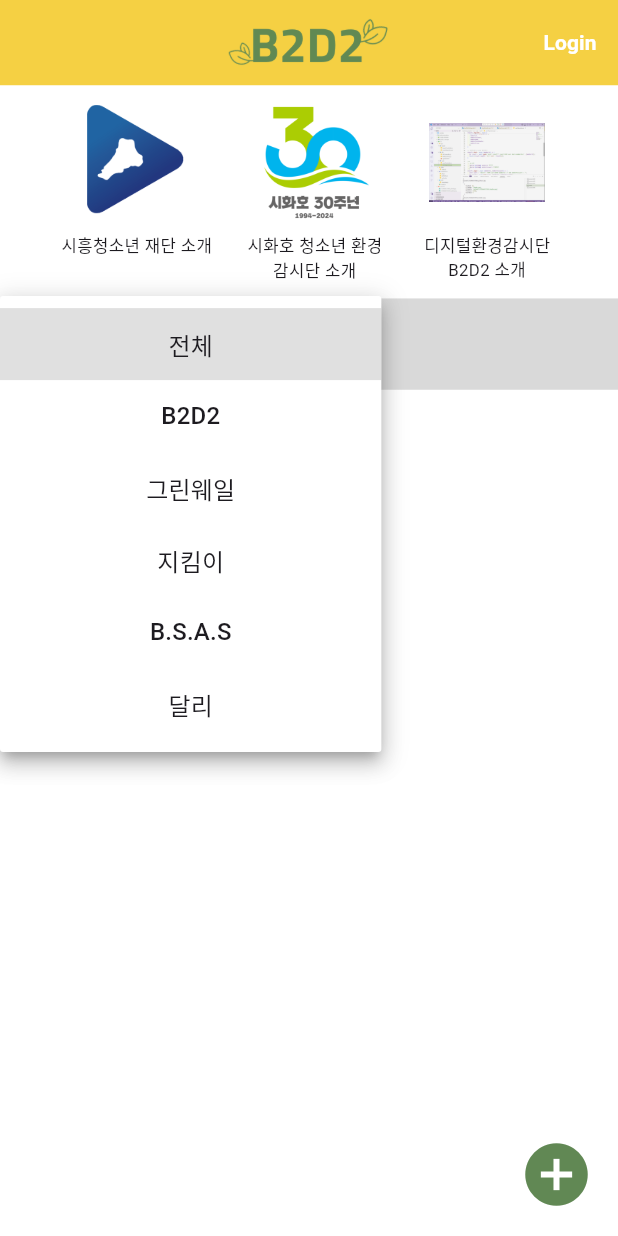
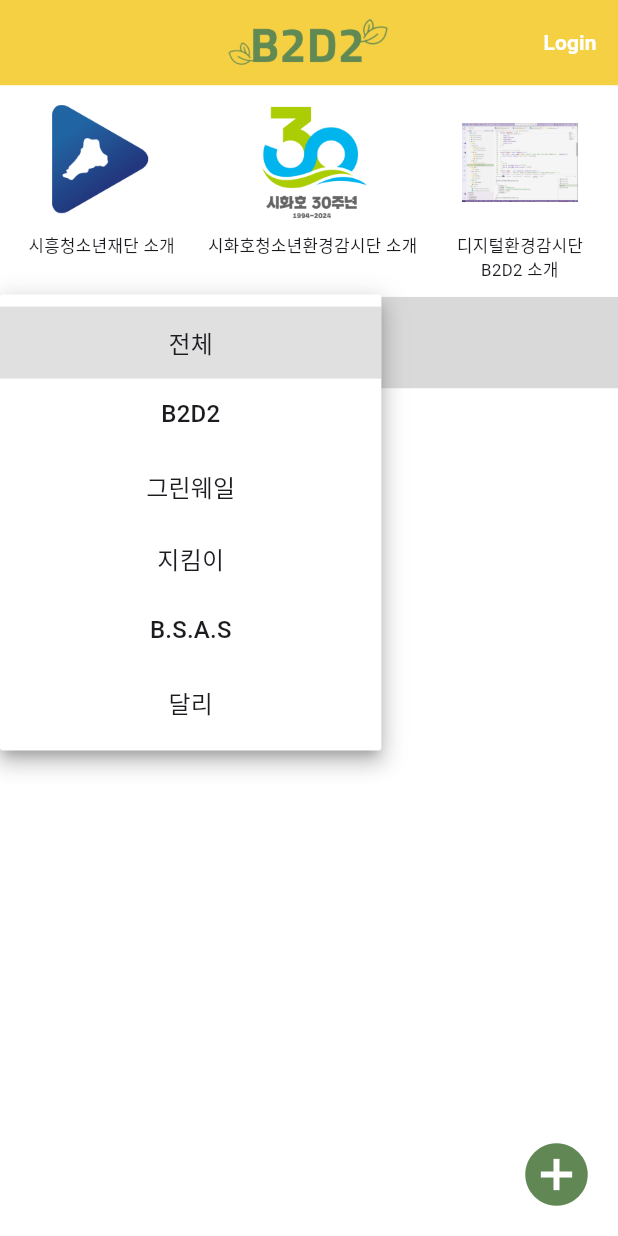
Before and after one commit to dahyeon-da/B2D2, a Flutter app: the screen it shows after launch, after a tap on "전체", on a phone screen of 412 x 824 dp. Run offline on Flutter 3.47's test engine with Material 3 defaults, Android fonts, the phone set to English and light mode, and no system bars; our stand-ins replace dio, expandable_text, flutter_screenutil, flutter_secure_storage, get, get_storage and 2 more; network calls fail; statements that could not run were skipped.

Commit message:
💄: UI 변경

```diff
--- a/frontend_project/lib/src/screen/introduce/b2d2Introduce.dart
+++ b/frontend_project/lib/src/screen/introduce/b2d2Introduce.dart
@@ -145,6 +145,8 @@ class B2d2Introduce extends StatelessWidget {
                 mainAxisAlignment: MainAxisAlignment.end,
                 children: [
                   Container(
+                    child: SingleChildScrollView(
+                      scrollDirection: Axis.horizontal,
                       child: Text(
                         'Min_seung',
                         style: GoogleFonts.dosis(
@@ -152,6 +154,7 @@ class B2d2Introduce extends StatelessWidget {
                             fontSize: 35.sp,
                             fontWeight: FontWeight.bold,
                             color: Colors.white,
+                          ),
                         ),
                       ),
                     ),
--- a/frontend_project/lib/src/screen/tapbarPage/feedPage.dart
+++ b/frontend_project/lib/src/screen/tapbarPage/feedPage.dart
@@ -107,7 +107,9 @@ class _FeedpageState extends State<Feedpage> {
             : SingleChildScrollView(
                 child: Column(
                 children: [
-                  Row(
+                  SingleChildScrollView(
+                    scrollDirection: Axis.horizontal,
+                    child: Row(
                       crossAxisAlignment: CrossAxisAlignment.start,
                       mainAxisAlignment: MainAxisAlignment.center,
                       children: [
@@ -117,7 +119,8 @@ class _FeedpageState extends State<Feedpage> {
                             IconButton(
                               onPressed: () => Navigator.of(context).push(
                                   MaterialPageRoute(
-                                    builder: (context) => Siheungintroduce())),
+                                      builder: (context) =>
+                                          Siheungintroduce())),
                               icon: Container(
                                 height: 70.w,
                                 width: 70.w,
@@ -135,7 +138,7 @@ class _FeedpageState extends State<Feedpage> {
                               highlightColor: Colors.transparent,
                             ),
                             Text(
-                            '시흥청소년 재단 소개',
+                              '시흥청소년재단 소개',
                               style: TextStyle(fontSize: 11.sp),
                             )
                           ],
@@ -163,7 +166,7 @@ class _FeedpageState extends State<Feedpage> {
                               highlightColor: Colors.transparent,
                             ),
                             Text(
-                            '시화호 청소년 환경\n감시단 소개',
+                              '시화호청소년환경감시단 소개',
                               style: TextStyle(fontSize: 11.sp),
                               textAlign: TextAlign.center,
                             )
@@ -202,6 +205,7 @@ class _FeedpageState extends State<Feedpage> {
                           ],
                         ),
                       ],
+                    ),
                   ),
                   SizedBox(height: 10.h),
                   Container(
```
Also changed, not shown: frontend_project/lib/src/screen/introduce/siheungIntroduce.dart (+2 -2 lines), frontend_project/assets/siheung.png. Lines whose indentation alone changed are shown as unchanged.
